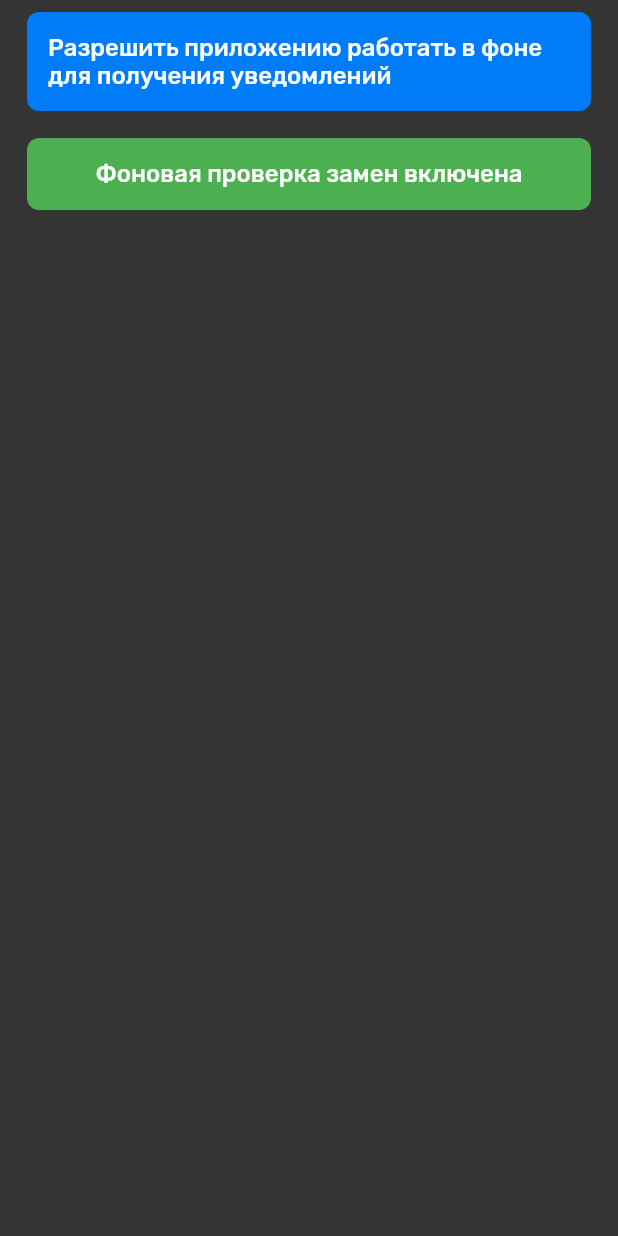
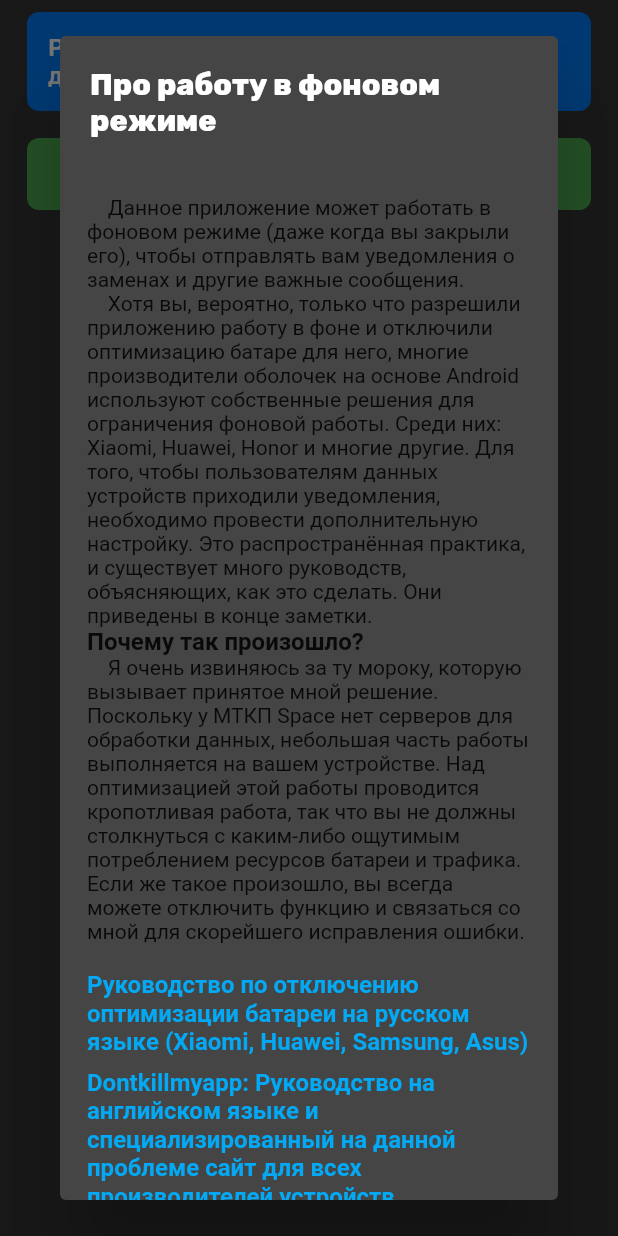
Before and after one commit to psrar/mtkp_space_client, a Flutter app: the SettingsView widget shown alone on an empty page, opened directly, after a tap on "Включить фоновую проверку замен", after a tap on "Разрешить приложению работать в фоне для", on a phone screen of 412 x 824 dp. Run offline on Flutter 3.47's test engine with Material 2 defaults, Android fonts, the phone set to English and light mode, and no system bars; our stand-ins replace auto_size_text, connectivity_plus, flutter_local_notifications, fluttertoast, google_fonts, jiffy and 2 more; missing offline and left inert: android_alarm_manager_plus, optimize_battery; accounts and stored records are empty; statements that could not run were skipped.

Commit message:
Улучшения фоновой работы

```diff
--- a/lib/main.dart
+++ b/lib/main.dart
@@ -12,6 +12,7 @@ import 'package:mtkp/workers/background_worker.dart';
 
 const Color primaryColor = Color.fromARGB(255, 0, 124, 249);
 const Color focusColor = Color.fromARGB(255, 255, 90, 131);
+
 const Color errorColor = Colors.red;
 
 void main() {
@@ -56,7 +57,7 @@ class MyApp extends StatelessWidget {
               headline6: GoogleFonts.rubik(
                   color: Colors.white,
                   fontWeight: FontWeight.w800,
-                  fontSize: 26),
+                  fontSize: 20),
               headline5: _font,
               bodyText2: _font,
               button: _font.copyWith(color: Colors.white, fontSize: 16))),
--- a/lib/views.dart/overview_page.dart
+++ b/lib/views.dart/overview_page.dart
@@ -77,7 +77,7 @@ class _OverviewPageState extends State<OverviewPage> {
   int _replacementsLoadingState = 0;
 
   int _selectedView = 0;
-  List<Widget> _views = List<Widget>.filled(3, Container());
+  late List<Widget> _views;
   bool appbarAnimationDirection = false;
 
   Map<String, String> lessons = {};
@@ -99,7 +99,7 @@ class _OverviewPageState extends State<OverviewPage> {
 
     initialization();
 
-    _views = List<Widget>.filled(3, Container());
+    _views = List<Widget>.filled(3, Container(color: Colors.pinkAccent));
   }
 
   @override
@@ -197,8 +197,10 @@ class _OverviewPageState extends State<OverviewPage> {
               _requestReplacements(_selectedGroup, 2)
             ]).whenComplete(() => setState(() {}));
 
-            await clearMessageStamp();
-            await saveSubscriptionToGroup(_selectedGroup);
+            if (!kIsWeb) {
+              await clearMessageStamp();
+              await saveSubscriptionToGroup(_selectedGroup);
+            }
           });
         },
       ),
--- a/lib/views.dart/settings_view.dart
+++ b/lib/views.dart/settings_view.dart
@@ -3,9 +3,10 @@ import 'package:flutter/material.dart';
 import 'package:fluttertoast/fluttertoast.dart';
 import 'package:mtkp/main.dart' as appGlobal;
 import 'package:mtkp/widgets/layout.dart';
-import 'package:disable_battery_optimization/disable_battery_optimization.dart';
 import 'package:mtkp/workers/background_worker.dart' as bw;
 import 'package:mtkp/settings_model.dart';
+import 'package:optimize_battery/optimize_battery.dart';
+import 'package:url_launcher/url_launcher.dart' as url_launcher;
 
 class SettingsView extends StatefulWidget {
   const SettingsView({Key? key}) : super(key: key);
@@ -21,8 +22,11 @@ class _SettingsViewState extends State<SettingsView> {
   void initState() {
     super.initState();
 
-    loadSettings().then((value) =>
-        setState(() => _isBackgroundWorkEnabled = value['background_enabled']));
+    if (!kIsWeb) {
+      loadSettings().then((value) => setState(
+          () => _isBackgroundWorkEnabled = value['background_enabled']));
+      if (_isBackgroundWorkEnabled) bw.startShedule();
+    }
   }
 
   @override
@@ -36,23 +40,69 @@ class _SettingsViewState extends State<SettingsView> {
             children: [
               ColoredTextButton(
                   onPressed: () async {
+                    try {
                       if (kIsWeb) {
-                      Fluttertoast.showToast(msg: 'Доступно только на Android');
+                        Fluttertoast.showToast(
+                            msg: 'Доступно только на Android');
                       } else {
-                      await DisableBatteryOptimization
-                          .showDisableBatteryOptimizationSettings();
-                      var batteryOptimizationDisabled =
-                          await DisableBatteryOptimization
-                              .isAllBatteryOptimizationDisabled;
-                      if (batteryOptimizationDisabled != null &&
-                          batteryOptimizationDisabled == false) {
-                        await DisableBatteryOptimization
-                            .showDisableManufacturerBatteryOptimizationSettings(
-                                'Ваше устройство блокирует фоновую работу приложения',
-                                'Пожалуйста, разрешите работу приложения в фоне. Это необходимо только для фоновой проверки замен и получения важных уведомлений. Отключить функцию можно будет в любое время в настройках приложения.');
-                      } else {
-                        Fluttertoast.showToast(msg: 'Все уже готово!');
+                        await OptimizeBattery.stopOptimizingBatteryUsage();
                       }
+                    } catch (e) {
+                    } finally {
+                      showDialog(
+                        context: context,
+                        builder: (context) => SimpleDialog(
+                          title: const Text('Про работу в фоновом режиме'),
+                          titlePadding: const EdgeInsets.all(20),
+                          backgroundColor:
+                              const Color.fromARGB(255, 69, 69, 69),
+                          contentPadding: const EdgeInsets.all(18),
+                          children: [
+                            SingleChildScrollView(
+                              child: Column(
+                                crossAxisAlignment: CrossAxisAlignment.stretch,
+                                children: [
+                                  const Text(
+                                      '    Данное приложение может работать в фоновом режиме (даже когда вы закрыли его), чтобы отправлять вам уведомления о заменах и другие важные сообщения.\n    Хотя вы, вероятно, только что разрешили приложению работу в фоне и отключили оптимизацию батаре для него, многие производители оболочек на основе Android используют собственные решения для ограничения фоновой работы. Среди них: Xiaomi, Huawei, Honor и многие другие. Для того, чтобы пользователям данных устройств приходили уведомления, необходимо провести дополнительную настройку. Это распространённая практика, и существует много руководств, объясняющих, как это сделать. Они приведены в конце заметки.',
+                                      style: TextStyle(fontSize: 14)),
+                                  const Text('Почему так произошло?',
+                                      style: TextStyle(
+                                          fontWeight: FontWeight.bold,
+                                          fontSize: 16)),
+                                  const Text(
+                                      '    Я очень извиняюсь за ту мороку, которую вызывает принятое мной решение. Поскольку у МТКП Space нет серверов для обработки данных, небольшая часть работы выполняется на вашем устройстве. Над оптимизацией этой работы проводится кропотливая работа, так что вы не должны столкнуться с каким-либо ощутимым потреблением ресурсов батареи и трафика. Если же такое произошло, вы всегда можете отключить функцию и связаться со мной для скорейшего исправления ошибки.',
+                                      style: TextStyle(fontSize: 14)),
+                                  const SizedBox(height: 18),
+                                  InkWell(
+                                      onTap: () async => await url_launcher.launch(
+                                          'https://intercom.help/Wheely-help/ru/articles/4294782-%D0%BA%D0%B0%D0%BA-%D0%BE%D1%82%D0%BA%D0%BB%D1%8E%D1%87%D0%B8%D1%82%D1%8C-%D0%BE%D0%BF%D1%82%D0%B8%D0%BC%D0%B8%D0%B7%D0%B0%D1%86%D0%B8%D1%8E-%D1%80%D0%B0%D1%81%D1%85%D0%BE%D0%B4%D0%B0-%D0%B1%D0%B0%D1%82%D0%B0%D1%80%D0%B5%D0%B8-%D0%BD%D0%B0-android-%D1%83%D1%81%D1%82%D1%80%D0%BE%D0%B9%D1%81%D1%82%D0%B2%D0%B0%D1%85'),
+                                      child: const Text(
+                                          'Руководство по отключению оптимизации батареи на русском языке (Xiaomi, Huawei, Samsung, Asus)',
+                                          style: TextStyle(
+                                              fontWeight: FontWeight.bold,
+                                              color: Colors.lightBlue))),
+                                  const SizedBox(height: 8),
+                                  InkWell(
+                                      onTap: () async => await url_launcher
+                                          .launch('https://dontkillmyapp.com/'),
+                                      child: const Text(
+                                          'Dontkillmyapp: Руководство на английском языке и специализированный на данной проблеме сайт для всех производителей устройств',
+                                          style: TextStyle(
+                                              fontWeight: FontWeight.bold,
+                                              color: Colors.lightBlue))),
+                                  const SizedBox(height: 18),
+                                  ColoredTextButton(
+                                      onPressed: () =>
+                                          Navigator.of(context).pop(),
+                                      text: 'Я все прочитал(а)',
+                                      foregroundColor: Colors.white,
+                                      boxColor: Colors.blue)
+                                ],
+                              ),
+                            ),
+                          ],
+                        ),
+                      );
                     }
                   },
                   text:
@@ -72,6 +122,7 @@ class _SettingsViewState extends State<SettingsView> {
                   borderRadius: BorderRadius.circular(8),
                   child: ColoredTextButton(
                     onPressed: () async {
+                      if (!kIsWeb) {
                         if (_isBackgroundWorkEnabled) {
                           bw.stopShedule();
                           setState(() => _isBackgroundWorkEnabled = false);
@@ -81,6 +132,10 @@ class _SettingsViewState extends State<SettingsView> {
                         }
                         await saveSettings(
                             {'background_enabled': _isBackgroundWorkEnabled});
+                      } else {
+                        Fluttertoast.showToast(
+                            msg: 'Доступно только на Android');
+                      }
                     },
                     text: _isBackgroundWorkEnabled
                         ? 'Фоновая проверка замен включена'
--- a/lib/workers/background_worker.dart
+++ b/lib/workers/background_worker.dart
@@ -17,15 +17,15 @@ void _backgroundFunc() async {
       log(result.item1);
     } else if (result.item2.isNotEmpty) {
       await NotificationHandler().showNotification(
-          result.item2.first.item3.substring(2), result.item2.first.item4);
+          result.item2.first.item3.substring(1), result.item2.first.item4);
       await saveLastMessageStamp(result.item2.first.item1, DateTime.now());
     }
   } catch (e) {
     log(e.toString());
   } finally {
     await AndroidAlarmManager.oneShot(
-        const Duration(minutes: 1), helloAlarmID, _backgroundFunc,
-        exact: true, alarmClock: true, allowWhileIdle: true, wakeup: true);
+        const Duration(minutes: 2), helloAlarmID, _backgroundFunc,
+        exact: true, alarmClock: false, allowWhileIdle: true, wakeup: true);
   }
 }
 
@@ -35,8 +35,8 @@ Future<bool> initAlarmManager() async {
 
 void startShedule() async {
   await AndroidAlarmManager.oneShot(
-      const Duration(minutes: 1), helloAlarmID, _backgroundFunc,
-      exact: true, alarmClock: true, allowWhileIdle: true, wakeup: true);
+      const Duration(seconds: 10), helloAlarmID, _backgroundFunc,
+      exact: true, alarmClock: false, allowWhileIdle: true, wakeup: true);
 }
 
 void stopShedule() async {
```
Also changed, not shown: pubspec.yaml (+4 -4 lines), assets/building_plan/building_plan.jpg (added), pubspec.lock, 3 other files. Lines whose indentation alone changed are shown as unchanged.
